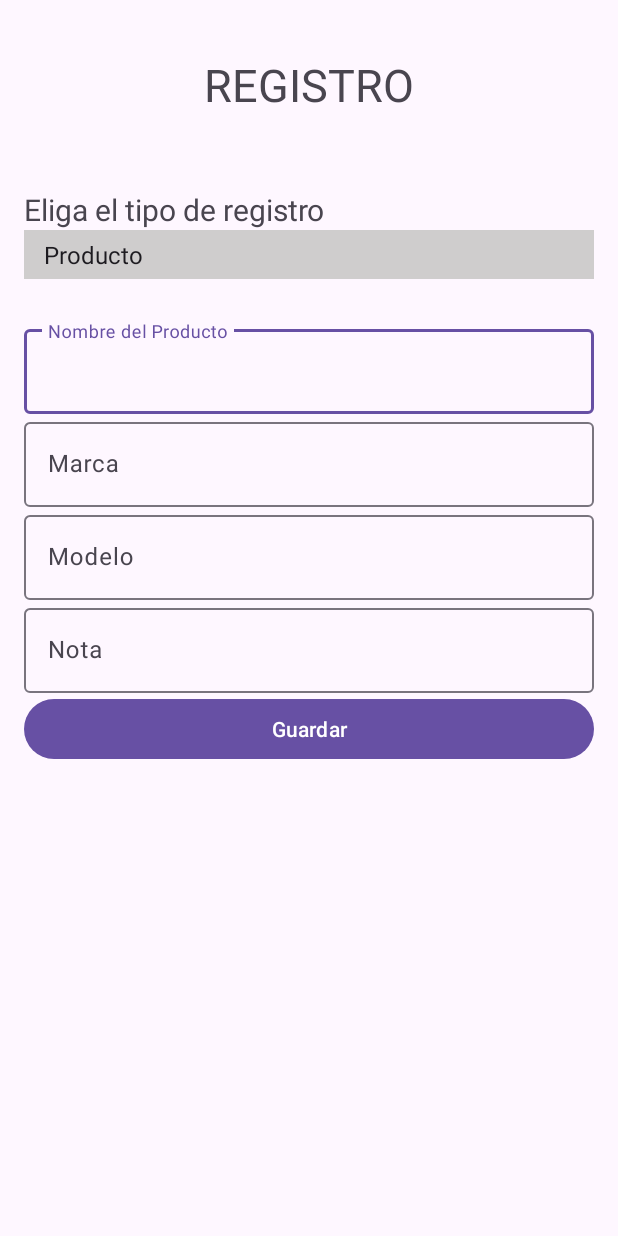
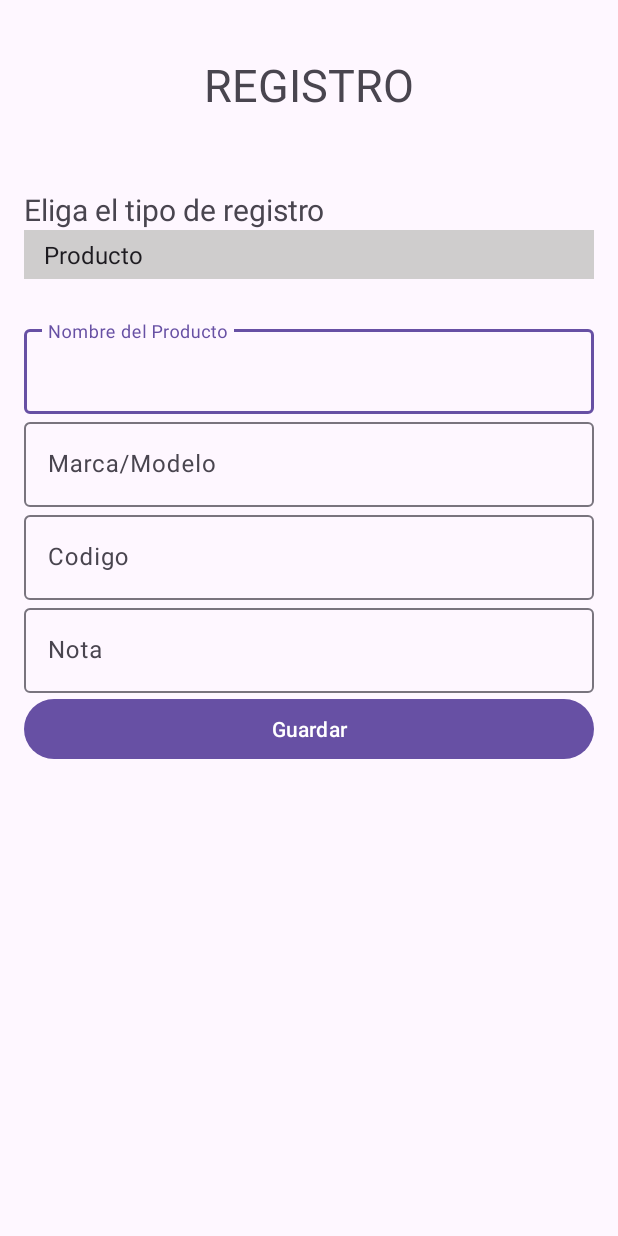
Before and after one commit to ARIELESPINOZA22/productfirestore, an Android app: the MainActivity2 screen opened directly, with no data from a screen before it, on a phone screen of 412 x 824 dp. Run offline under Robolectric (Android 15) with nearby library versions, the phone set to English and light mode, and no system bars; our stand-ins replace Firebase (no records; nobody signed in at launch, a user with empty details on screens opened directly).

```diff
--- a/app/src/main/res/layout/activity_main2.xml
+++ b/app/src/main/res/layout/activity_main2.xml
@@ -65,7 +65,7 @@
                             android:id="@+id/etBrand"
                             android:layout_width="match_parent"
                             android:layout_height="wrap_content"
-                            android:hint="Marca" />
+                            android:hint="Marca/Modelo" />
                 </com.google.android.material.textfield.TextInputLayout>
 
                 <com.google.android.material.textfield.TextInputLayout
@@ -75,7 +75,7 @@
                     android:id="@+id/etModel"
                     android:layout_width="match_parent"
                     android:layout_height="wrap_content"
-                    android:hint="Modelo" />
+                    android:hint="Codigo" />
                 </com.google.android.material.textfield.TextInputLayout>
 
                 <com.google.android.material.textfield.TextInputLayout
--- a/app/src/main/res/layout/activity_main3.xml
+++ b/app/src/main/res/layout/activity_main3.xml
@@ -77,6 +77,12 @@
             android:layout_height="wrap_content"
             android:text="Buscar" />
 
+        <Button
+            android:id="@+id/btnExport"
+            android:layout_width="match_parent"
+            android:layout_height="wrap_content"
+            android:text="Exportar" />
+
         <ListView
             android:id="@+id/listViewProducts"
             android:layout_width="match_parent"
```
Also changed, not shown: app/src/main/java/com/example/practica1/MainActivity3.kt (+6 -1 lines), app/src/main/java/com/example/practica1/MainActivity4.kt (+8 -3 lines).
